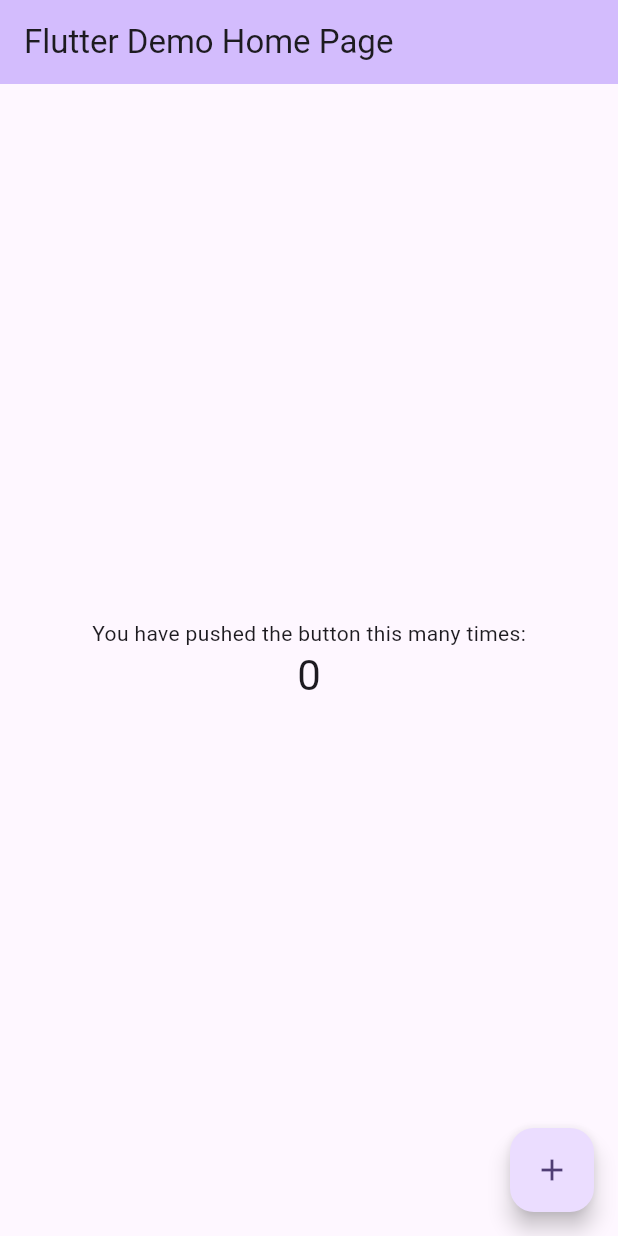
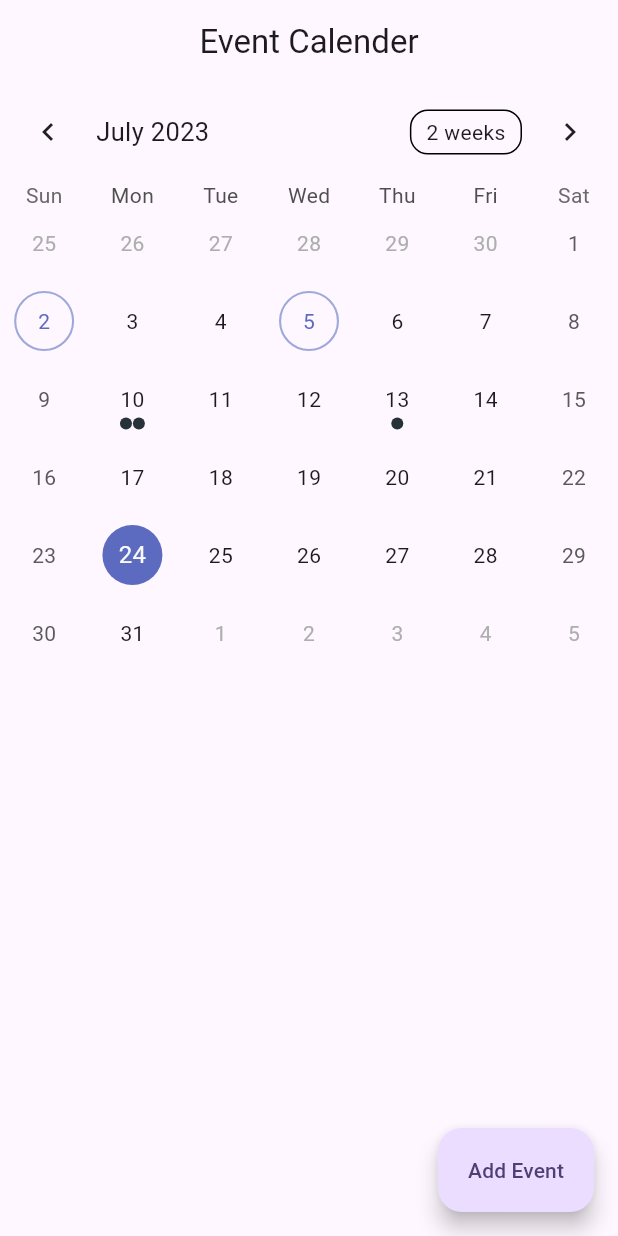
Before and after one commit to LakshanKodithuwakku/flutter_to_do_calendar, a Flutter app: the screen it shows after launch, on a phone screen of 412 x 824 dp. Run offline on Flutter 3.47's test engine with Material 2 defaults, Android fonts, the phone set to English and light mode, and no system bars; drawn by our look-alikes of table_calendar.

```diff
--- a/analysis_options.yaml
+++ b/analysis_options.yaml
@@ -13,7 +13,8 @@ linter:
   # The lint rules applied to this project can be customized in the
   # section below to disable rules from the `package:flutter_lints/flutter.yaml`
   # included above or to enable additional rules. A list of all available lints
-  # and their documentation is published at https://dart.dev/lints.
+  # and their documentation is published at
+  # https://dart-lang.github.io/linter/lints/index.html.
   #
   # Instead of disabling a lint rule for the entire project in the
   # section below, it can also be suppressed for a single line of code
--- a/lib/main.dart
+++ b/lib/main.dart
@@ -1,4 +1,5 @@
 import 'package:flutter/material.dart';
+import 'package:untitled/views/event_calender.dart';
 
 void main() {
   runApp(const MyApp());
@@ -11,115 +12,14 @@ class MyApp extends StatelessWidget {
   @override
   Widget build(BuildContext context) {
     return MaterialApp(
+      debugShowCheckedModeBanner: false,
       title: 'Flutter Demo',
       theme: ThemeData(
-        // This is the theme of your application.
-        //
-        // TRY THIS: Try running your application with "flutter run". You'll see
-        // the application has a blue toolbar. Then, without quitting the app,
-        // try changing the seedColor in the colorScheme below to Colors.green
-        // and then invoke "hot reload" (save your changes or press the "hot
-        // reload" button in a Flutter-supported IDE, or press "r" if you used
-        // the command line to start the app).
-        //
-        // Notice that the counter didn't reset back to zero; the application
-        // state is not lost during the reload. To reset the state, use hot
-        // restart instead.
-        //
-        // This works for code too, not just values: Most code changes can be
-        // tested with just a hot reload.
+        primarySwatch: Colors.teal,
         colorScheme: ColorScheme.fromSeed(seedColor: Colors.deepPurple),
         useMaterial3: true,
       ),
-      home: const MyHomePage(title: 'Flutter Demo Home Page'),
+      home: EventCalenderScreen(),
     );
   }
 }
-
-class MyHomePage extends StatefulWidget {
-  const MyHomePage({super.key, required this.title});
-
-  // This widget is the home page of your application. It is stateful, meaning
-  // that it has a State object (defined below) that contains fields that affect
-  // how it looks.
-
-  // This class is the configuration for the state. It holds the values (in this
-  // case the title) provided by the parent (in this case the App widget) and
-  // used by the build method of the State. Fields in a Widget subclass are
-  // always marked "final".
-
-  final String title;
-
-  @override
-  State<MyHomePage> createState() => _MyHomePageState();
-}
-
-class _MyHomePageState extends State<MyHomePage> {
-  int _counter = 0;
-
-  void _incrementCounter() {
-    setState(() {
-      // This call to setState tells the Flutter framework that something has
-      // changed in this State, which causes it to rerun the build method below
-      // so that the display can reflect the updated values. If we changed
-      // _counter without calling setState(), then the build method would not be
-      // called again, and so nothing would appear to happen.
-      _counter++;
-    });
-  }
-
-  @override
-  Widget build(BuildContext context) {
-    // This method is rerun every time setState is called, for instance as done
-    // by the _incrementCounter method above.
-    //
-    // The Flutter framework has been optimized to make rerunning build methods
-    // fast, so that you can just rebuild anything that needs updating rather
-    // than having to individually change instances of widgets.
-    return Scaffold(
-      appBar: AppBar(
-        // TRY THIS: Try changing the color here to a specific color (to
-        // Colors.amber, perhaps?) and trigger a hot reload to see the AppBar
-        // change color while the other colors stay the same.
-        backgroundColor: Theme.of(context).colorScheme.inversePrimary,
-        // Here we take the value from the MyHomePage object that was created by
-        // the App.build method, and use it to set our appbar title.
-        title: Text(widget.title),
-      ),
-      body: Center(
-        // Center is a layout widget. It takes a single child and positions it
-        // in the middle of the parent.
-        child: Column(
-          // Column is also a layout widget. It takes a list of children and
-          // arranges them vertically. By default, it sizes itself to fit its
-          // children horizontally, and tries to be as tall as its parent.
-          //
-          // Column has various properties to control how it sizes itself and
-          // how it positions its children. Here we use mainAxisAlignment to
-          // center the children vertically; the main axis here is the vertical
-          // axis because Columns are vertical (the cross axis would be
-          // horizontal).
-          //
-          // TRY THIS: Invoke "debug painting" (choose the "Toggle Debug Paint"
-          // action in the IDE, or press "p" in the console), to see the
-          // wireframe for each widget.
-          mainAxisAlignment: MainAxisAlignment.center,
-          children: <Widget>[
-            const Text(
-              'You have pushed the button this many times:',
-            ),
-            Text(
-              '$_counter',
-              style: Theme.of(context).textTheme.headlineMedium,
-            ),
-          ],
-        ),
-      ),
-      floatingActionButton: FloatingActionButton(
-        onPressed: _incrementCounter,
-        tooltip: 'Increment',
-        child: const Icon(Icons.add),
-      ), // This trailing comma makes auto-formatting nicer for build methods.
-    );
-  }
-}
--- /dev/null
+++ b/lib/views/event_calender.dart
@@ -0,0 +1,197 @@
+import 'dart:convert';
+
+import 'package:flutter/material.dart';
+import 'package:intl/intl.dart';
+import 'package:table_calendar/table_calendar.dart';
+
+class EventCalenderScreen extends StatefulWidget {
+  const EventCalenderScreen({Key? key}) : super(key: key);
+
+  @override
+  State<EventCalenderScreen> createState() => _EventCalenderScreenState();
+}
+
+class _EventCalenderScreenState extends State<EventCalenderScreen> {
+  CalendarFormat _calendarFormat = CalendarFormat.month;
+  DateTime _focusedDay = DateTime.now();
+  DateTime? _selectedDate;
+
+  Map<String, List> mySelectedEvents = {};
+
+  final titleController = TextEditingController();
+  final descpController = TextEditingController();
+
+  @override
+  void initState() {
+    // TODO: implement initState
+    super.initState();
+    _selectedDate = _focusedDay;
+
+    loadPreviousEvents();
+  }
+
+  loadPreviousEvents(){
+    print("object");
+    setState(() {
+      mySelectedEvents = {
+        "2023-07-13":[
+          {"eventDescp": "11", "eventTitle": "111"}
+        ],
+        "2023-07-10":[
+          {"eventDescp": "11", "eventTitle": "111"},
+          {"eventDescp": "22", "eventTitle": "222"}
+        ]
+      };
+    });
+    print(mySelectedEvents);
+  }
+  List _listOfDayEvents(DateTime dateTime) {
+    if (mySelectedEvents[DateFormat('yyyy-MM-dd').format(dateTime)] != null) {
+      return mySelectedEvents[DateFormat('yyyy-MM-dd').format(dateTime)]!;
+    } else {
+      return [];
+    }
+  }
+
+  _showAddEventDialog() async {
+    await showDialog(
+        context: context,
+        builder: (context) => AlertDialog(
+              title: const Text(
+                'Add New Event',
+                textAlign: TextAlign.center,
+              ),
+              content: Column(
+                crossAxisAlignment: CrossAxisAlignment.stretch,
+                mainAxisSize: MainAxisSize.min,
+                children: [
+                  TextField(
+                    controller: titleController,
+                    textCapitalization: TextCapitalization.words,
+                    decoration: const InputDecoration(
+                      labelText: 'Title',
+                    ),
+                  ),
+                  TextField(
+                    controller: descpController,
+                    textCapitalization: TextCapitalization.words,
+                    decoration: const InputDecoration(
+                      labelText: 'Description',
+                    ),
+                  ),
+                ],
+              ),
+              actions: [
+                TextButton(
+                  onPressed: () => Navigator.pop(context),
+                  child: const Text('Cancel'),
+                ),
+                TextButton(
+                  onPressed: () {
+                    if (titleController.text.isEmpty &&
+                        descpController.text.isEmpty) {
+                      ScaffoldMessenger.of(context).showSnackBar(const SnackBar(
+                        content: Text('Required title and description'),
+                        duration: Duration(seconds: 2),
+                      ));
+                      return;
+                    } else {
+                      print(titleController.text);
+                      print(descpController.text);
+
+                      setState(() {
+                        if (mySelectedEvents[DateFormat('yyyy-MM-dd')
+                            .format(_selectedDate!)] !=
+                            null) {
+                          mySelectedEvents[
+                          DateFormat('yyyy-MM-dd').format(_selectedDate!)]
+                              ?.add({
+                            "eventTitle": titleController.text,
+                            "eventDescp": descpController.text,
+                          });
+                        } else {
+                          mySelectedEvents[
+                          DateFormat('yyyy-MM-dd').format(_selectedDate!)] = [
+                            {
+                              "eventTitle": titleController.text,
+                              "eventDescp": descpController.text,
+                            }
+                          ];
+                        }
+                      });
+                      print(
+                          "New Event for backend developer ${json.encode(mySelectedEvents)}");
+                      titleController.clear();
+                      descpController.clear();
+                      Navigator.pop(context);
+                      return;
+                    }
+                  },
+                  child: const Text('Add Event'),
+                )
+              ],
+            ));
+  }
+
+  @override
+  Widget build(BuildContext context) {
+    return Scaffold(
+      appBar: AppBar(
+        centerTitle: true,
+        title: const Text('Event Calender'),
+      ),
+      body: SingleChildScrollView(
+        child: Column(
+          children: [
+            TableCalendar(
+              focusedDay: _focusedDay,
+              firstDay: DateTime(2022),
+              lastDay: DateTime(2024),
+              calendarFormat: _calendarFormat,
+              onDaySelected: (selectedDay, focusedDay) {
+                if (!isSameDay(_selectedDate, selectedDay)) {
+                  setState(() {
+                    _selectedDate = selectedDay;
+                    _focusedDay = focusedDay;
+                  });
+                }
+              },
+              selectedDayPredicate: (day) {
+                return isSameDay(_selectedDate, day);
+              },
+              onFormatChanged: (format) {
+                if (_calendarFormat != format) {
+                  setState(() {
+                    _calendarFormat = format;
+                  });
+                }
+              },
+              onPageChanged: (focusedDay) {
+                _focusedDay = focusedDay;
+              },
+              eventLoader: _listOfDayEvents,holidayPredicate: (day) {
+                print(day.weekday);
+                var importantDays = [DateTime.utc(2023, 07, 02), DateTime.utc(2023, 07, 05)];
+              return importantDays.contains(day);//day == DateTime.utc(2023, 07, 02) || day == DateTime.utc(2023, 07, 05);
+              },
+            ),
+            ..._listOfDayEvents(_selectedDate!).map((myEvents) => ListTile(
+                  leading: const Icon(
+                    Icons.done,
+                    color: Colors.teal,
+                  ),
+                  title: Padding(
+                    padding: const EdgeInsets.only(bottom: 8.0),
+                    child: Text('Event Title: ${myEvents['e ventTitle']}'),
+                  ),
+                  subtitle: Text('Description: ${myEvents['eventDescp']}'),
+                ))
+          ],
+        ),
+      ),
+      floatingActionButton: FloatingActionButton.extended(
+          onPressed: () => _showAddEventDialog(),
+          label: const Text('Add Event')),
+    );
+  }
+}
--- a/pubspec.yaml
+++ b/pubspec.yaml
@@ -1,4 +1,4 @@
-name: flutter_to_do_calendar
+name: untitled
 description: A new Flutter project.
 # The following line prevents the package from being accidentally published to
 # pub.dev using `flutter pub publish`. This is preferred for private packages.
@@ -19,7 +19,7 @@ publish_to: 'none' # Remove this line if you wish to publish to pub.dev
 version: 1.0.0+1
 
 environment:
-  sdk: '>=3.1.0-262.1.beta <4.0.0'
+  sdk: '>=3.0.6 <4.0.0'
 
 # Dependencies specify other packages that your package needs in order to work.
 # To automatically upgrade your package dependencies to the latest versions
@@ -35,6 +35,8 @@ dependencies:
   # The following adds the Cupertino Icons font to your application.
   # Use with the CupertinoIcons class for iOS style icons.
   cupertino_icons: ^1.0.2
+  table_calendar: ^3.0.9
+  intl: ^0.18.1
 
 dev_dependencies:
   flutter_test:
```
Also changed, not shown: pubspec.lock, 10 other files.
